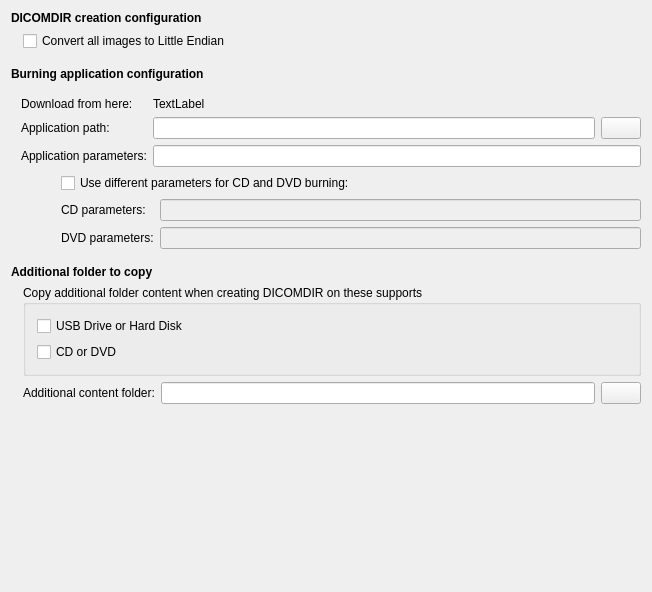
First picture: the form in starviewer/src/inputoutput/qdicomdirconfigurationscreenbase.ui, repository starviewer-medical/starviewer, before the edit.
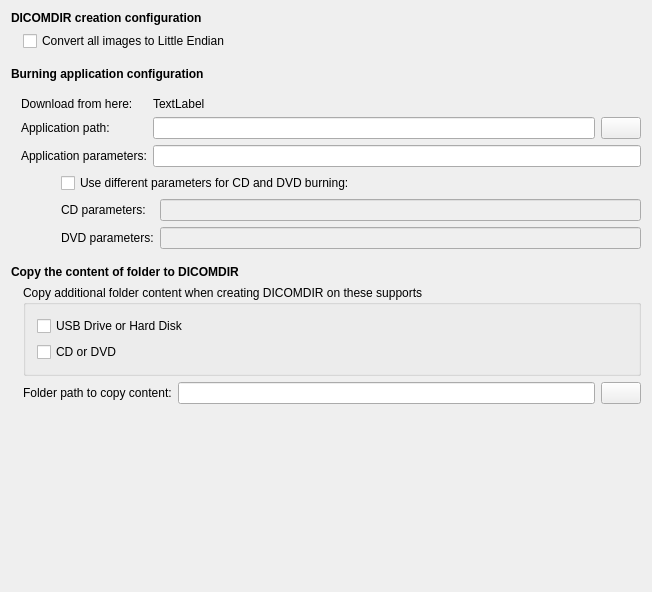
Second picture: the form after the edit. Icons and pictures are not drawn.

```diff
--- a/starviewer/src/inputoutput/qdicomdirconfigurationscreenbase.ui
+++ b/starviewer/src/inputoutput/qdicomdirconfigurationscreenbase.ui
@@ -317,7 +317,7 @@
       </font>
      </property>
      <property name="text">
-      <string>Additional folder to copy</string>
+      <string>Copy the content of folder to DICOMDIR</string>
      </property>
     </widget>
    </item>
@@ -405,7 +405,7 @@
           </size>
          </property>
          <property name="text">
-          <string>Additional content folder:</string>
+          <string>Folder path to copy content:</string>
          </property>
          <property name="textFormat">
           <enum>Qt::RichText</enum>
```
